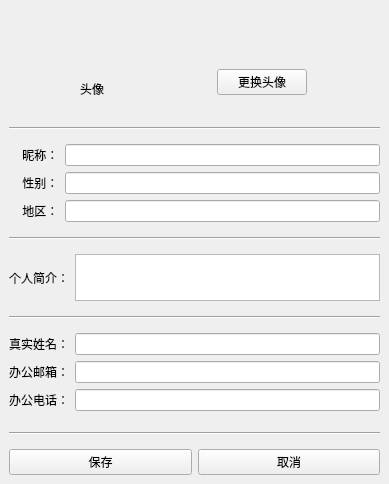
The window that ClientCpp/personinfodialog/personinfodialog.ui (YYC572652645/PySocket) describes before a commit, drawn with Qt 5.
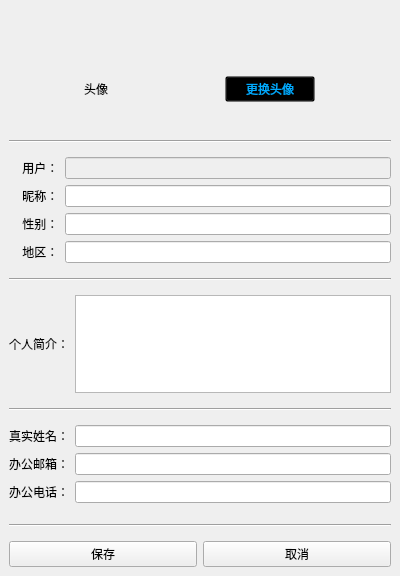
The same window after the commit.

```diff
--- a/ClientCpp/personinfodialog/personinfodialog.ui
+++ b/ClientCpp/personinfodialog/personinfodialog.ui
@@ -6,20 +6,20 @@
    <rect>
     <x>0</x>
     <y>0</y>
-    <width>389</width>
-    <height>484</height>
+    <width>400</width>
+    <height>576</height>
    </rect>
   </property>
   <property name="minimumSize">
    <size>
-    <width>389</width>
-    <height>484</height>
+    <width>400</width>
+    <height>576</height>
    </size>
   </property>
   <property name="maximumSize">
    <size>
-    <width>389</width>
-    <height>484</height>
+    <width>400</width>
+    <height>576</height>
    </size>
   </property>
   <property name="windowTitle">
@@ -94,7 +94,9 @@
            </size>
           </property>
           <property name="styleSheet">
-           <string notr="true"/>
+           <string notr="true">background-color:transparent;
+color: rgb(0, 170, 255);
+font: 10pt &quot;宋体&quot;;</string>
           </property>
           <property name="text">
            <string>更换头像</string>
@@ -123,6 +125,24 @@
         </property>
        </widget>
       </item>
+      <item>
+       <layout class="QHBoxLayout" name="horizontalLayout_10">
+        <item>
+         <widget class="QLabel" name="label_8">
+          <property name="text">
+           <string>    用户：</string>
+          </property>
+         </widget>
+        </item>
+        <item>
+         <widget class="QLineEdit" name="lineEditUserName">
+          <property name="enabled">
+           <bool>false</bool>
+          </property>
+         </widget>
+        </item>
+       </layout>
+      </item>
       <item>
        <layout class="QHBoxLayout" name="horizontalLayout_3">
         <item>
```
